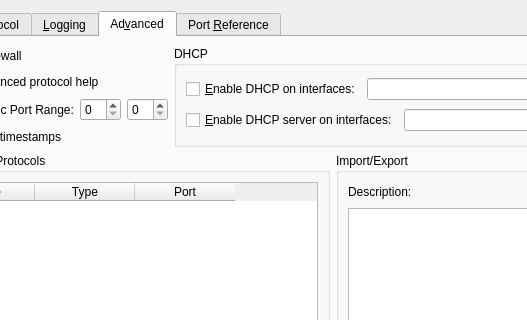
This is src/guardPuppy.ui in tsuckow/guard-puppy as Qt 5 draws it before an edit; both pictures show x 100 to 627 and y 0 to 320 of the 866 by 680 pixel window. The edited form follows.
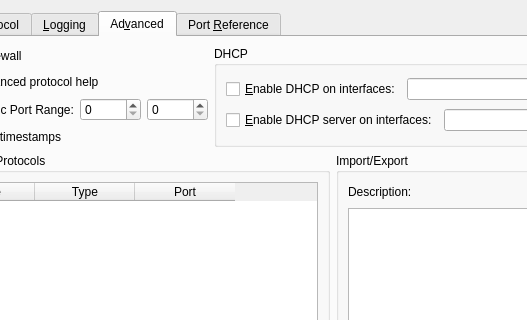
This is the edited form. The open tabs and pages were chosen to show the change.

Commit message: making the apply() function do a little bit more Use rc2.firewall for both reading and writing Change [GuardDog2] to [GuardPuppy], hence to read in existing guarddog files, this has to be manually changed Change limits on port spin boxes to be 65535

```diff
--- a/src/guardPuppy.ui
+++ b/src/guardPuppy.ui
@@ -676,10 +676,18 @@
               </widget>
              </item>
              <item>
-              <widget class="QSpinBox" name="localPortRangeLowSpinBox"/>
+              <widget class="QSpinBox" name="localPortRangeLowSpinBox">
+               <property name="maximum">
+                <number>65535</number>
+               </property>
+              </widget>
              </item>
              <item>
-              <widget class="QSpinBox" name="localPortRangeHighSpinBox"/>
+              <widget class="QSpinBox" name="localPortRangeHighSpinBox">
+               <property name="maximum">
+                <number>65535</number>
+               </property>
+              </widget>
              </item>
             </layout>
            </item>
```
Left out of the diff: 12 changed lines with no effect on the pictures. The commit also changes 4 other files.
